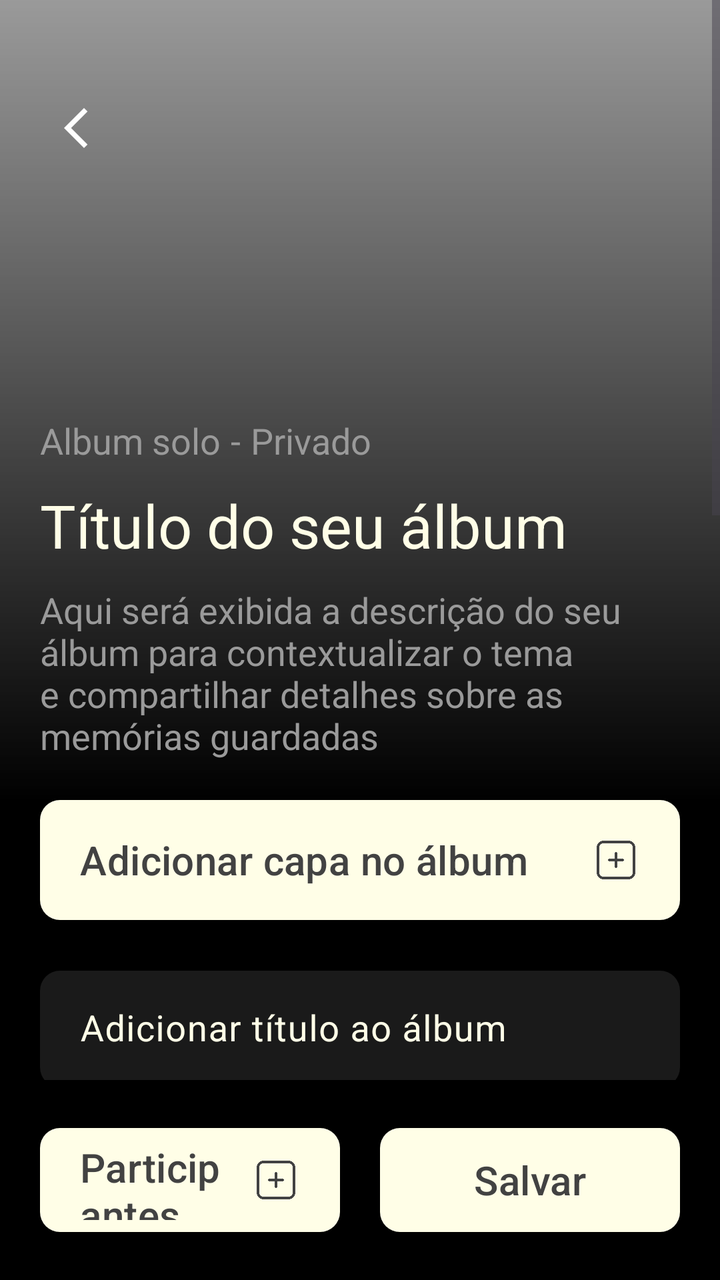
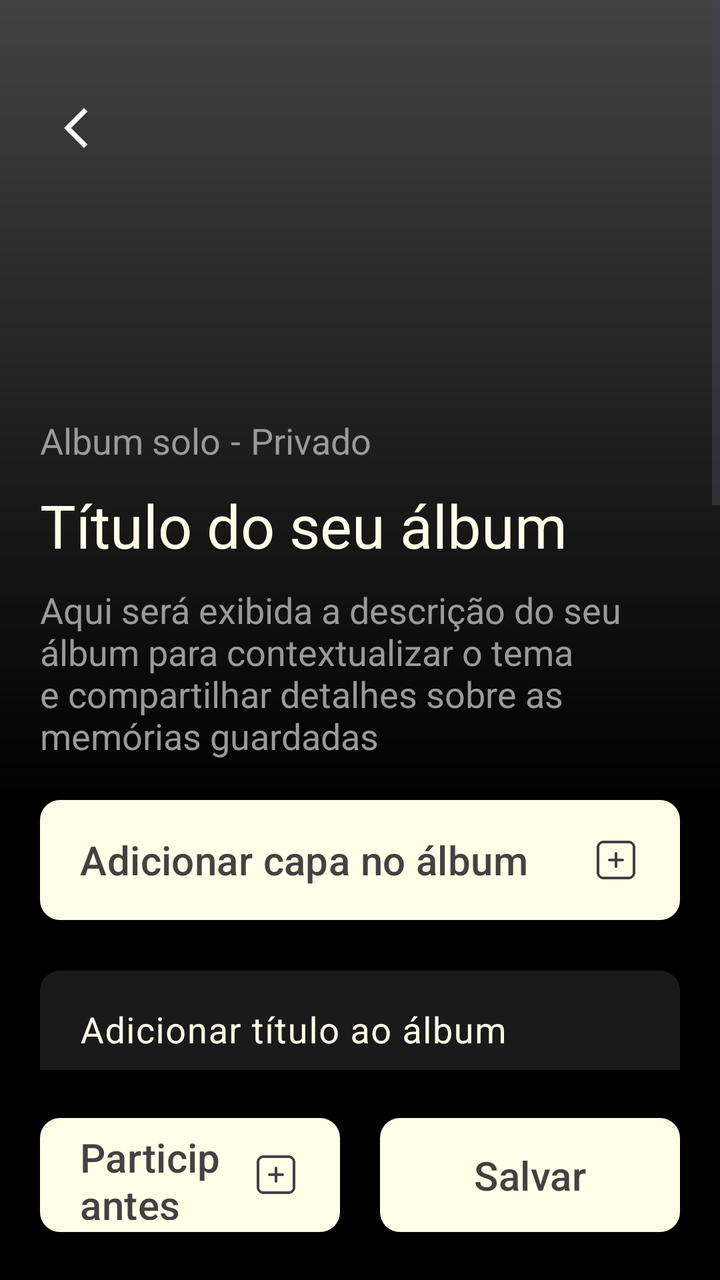

Screens rendered from an Android XML layout before and after an edit, with the pre-edit source and the edit as a unified diff.
<!-- AndroidManifest.xml: application theme Theme.Monaly -->
<!-- res/layout/fragment_create_album.xml -->
<?xml version="1.0" encoding="utf-8"?>
<androidx.constraintlayout.widget.ConstraintLayout xmlns:android="http://schemas.android.com/apk/res/android"
    xmlns:app="http://schemas.android.com/apk/res-auto"
    xmlns:tools="http://schemas.android.com/tools"
    android:layout_width="match_parent"
    android:layout_height="match_parent"
    android:background="#000000">

    <com.google.android.material.button.MaterialButton
        android:id="@+id/buttomSaveAlbum"
        android:layout_width="150dp"
        android:layout_height="60dp"
        android:layout_marginEnd="20dp"
        android:layout_marginBottom="20dp"
        android:layout_weight="1"
        android:text="@string/create_album_button_save"
        android:textAllCaps="false"
        android:textColor="@color/gray_dark"
        android:textSize="20sp"
        app:backgroundTint="@color/bage_neutral"
        app:cornerRadius="10dp"
        app:layout_constraintBottom_toBottomOf="parent"
        app:layout_constraintEnd_toEndOf="parent" />

    <com.google.android.material.button.MaterialButton
        android:id="@+id/buttomAddParticipants"
        android:layout_width="0dp"
        android:layout_height="60dp"
        android:layout_marginStart="20dp"
        android:layout_marginEnd="20dp"
        android:layout_marginBottom="20dp"
        android:layout_weight="1"
        android:gravity="start|center_vertical"
        android:paddingStart="20dp"
        android:paddingEnd="20dp"
        android:text="@string/create_album_button_add_participants"
        android:textAllCaps="false"
        android:textColor="@color/gray_dark"
        android:textSize="20sp"
        app:backgroundTint="@color/bage_neutral"
        app:cornerRadius="10dp"
        app:icon="@drawable/ic_add_gray_dark"
        app:iconGravity="end"
        app:iconSize="24dp"
        app:iconTint="@null"
        app:layout_constraintBottom_toBottomOf="parent"
        app:layout_constraintEnd_toStartOf="@+id/buttomSaveAlbum"
        app:layout_constraintStart_toStartOf="parent" />

    <ScrollView
        android:id="@+id/scrollForm"
        android:layout_width="match_parent"
        android:layout_height="0dp"
        android:layout_marginBottom="20dp"
        android:fillViewport="true"
        app:layout_constraintBottom_toTopOf="@+id/buttomAddParticipants"
        app:layout_constraintEnd_toEndOf="parent"
        app:layout_constraintStart_toStartOf="parent"
        app:layout_constraintTop_toTopOf="parent">

        <androidx.constraintlayout.widget.ConstraintLayout
            android:layout_width="match_parent"
            android:layout_height="wrap_content"
            android:paddingBottom="20dp">

            <ImageView
                android:id="@+id/ivCoverPhoto"
                android:layout_width="0dp"
                android:layout_height="400dp"
                android:background="@color/gray_medium"
                android:scaleType="centerCrop"
                app:layout_constraintEnd_toEndOf="parent"
                app:layout_constraintStart_toStartOf="parent"
                app:layout_constraintTop_toTopOf="parent" />

            <ImageView
                android:id="@+id/imageGradientEffect"
                android:layout_width="0dp"
                android:layout_height="0dp"
                app:layout_constraintBottom_toBottomOf="@+id/ivCoverPhoto"
                app:layout_constraintEnd_toEndOf="parent"
                app:layout_constraintHorizontal_bias="0.0"
                app:layout_constraintStart_toStartOf="parent"
                app:layout_constraintTop_toTopOf="parent"
                app:srcCompat="@drawable/bg_gradient_black" />

            <ImageView
                android:id="@+id/btnBack"
                android:layout_width="48dp"
                android:layout_height="48dp"
                android:layout_marginStart="20dp"
                android:layout_marginTop="40dp"
                android:padding="12dp"
                android:src="@drawable/icon_arrow_back_ios"
                app:layout_constraintStart_toStartOf="parent"
                app:layout_constraintTop_toTopOf="parent"
                app:tint="#FFFFFF" />

            <com.google.android.material.button.MaterialButton
                android:id="@+id/buttonAddNewAlbum"
                android:layout_width="0dp"
                android:layout_height="60dp"
                android:layout_marginStart="20dp"
                android:layout_marginEnd="20dp"
                android:background="@drawable/drawable_background_button_gray_dark_10_dp"
                android:gravity="start|center_vertical"
                android:paddingStart="20dp"
                android:paddingEnd="20dp"
                android:text="@string/create_album_button_add_cover"
                android:textAllCaps="false"
                android:textColor="@color/gray_dark"
                android:textSize="20sp"
                app:backgroundTint="@color/bage_neutral"
                app:icon="@drawable/ic_add_gray_dark"
                app:iconGravity="end"
                app:iconSize="24dp"
                app:iconTint="@null"
                app:layout_constraintEnd_toEndOf="parent"
                app:layout_constraintHorizontal_bias="0.0"
                app:layout_constraintStart_toStartOf="parent"
                app:layout_constraintTop_toBottomOf="@+id/ivCoverPhoto" />

            <com.google.android.material.textfield.TextInputLayout
                android:id="@+id/TitleField"
                android:layout_width="match_parent"
                android:layout_height="wrap_content"
                android:layout_marginStart="20dp"
                android:layout_marginTop="20dp"
                android:layout_marginEnd="20dp"
                android:textColorHint="@color/bage_neutral"
                app:counterEnabled="true"
                app:counterMaxLength="50"
                app:counterTextColor="@color/bage_neutral"
                app:hintTextColor="@color/bage_neutral"
                app:layout_constraintEnd_toEndOf="parent"
                app:layout_constraintHorizontal_bias="0.0"
                app:layout_constraintStart_toStartOf="parent"
                app:layout_constraintTop_toBottomOf="@+id/buttonAddNewAlbum">

                <com.google.android.material.textfield.TextInputEditText
                    android:id="@+id/EditTitleField"
                    android:layout_width="match_parent"
                    android:layout_height="wrap_content"
                    android:background="@drawable/drawable_background_button_gray_deep_10_dp"
                    android:hint="@string/create_album_hint_title"
                    android:maxLength="50"
                    android:paddingStart="20dp"
                    android:paddingEnd="20dp"
                    android:textColor="@color/bage_neutral"
                    android:textSize="18sp"
                    android:inputType="textMultiLine|textCapSentences"
                    android:maxLines="1"
                    android:imeOptions="actionNext" />

            </com.google.android.material.textfield.TextInputLayout>

            <com.google.android.material.textfield.TextInputLayout
                android:id="@+id/DescriptionField"
                android:layout_width="match_parent"
                android:layout_height="wrap_content"
                android:layout_marginStart="20dp"
                android:layout_marginEnd="20dp"
                android:textColorHint="@color/bage_neutral"
                app:counterEnabled="true"
                app:counterMaxLength="350"
                app:counterTextColor="@color/bage_neutral"
                app:hintTextColor="@color/bage_neutral"
                app:layout_constraintEnd_toEndOf="parent"
                app:layout_constraintStart_toStartOf="parent"
                app:layout_constraintTop_toBottomOf="@+id/TitleField">

                <com.google.android.material.textfield.TextInputEditText
                    android:id="@+id/EditDescriptionField"
                    android:layout_width="match_parent"
                    android:layout_height="250dp"
                    android:background="@drawable/drawable_background_button_gray_deep_10_dp"
                    android:gravity="top|start"
                    android:hint="@string/create_album_hint_description"
                    android:maxLength="350"
                    android:paddingStart="20dp"
                    android:paddingEnd="20dp"
                    android:textColor="@color/gray_medium"
                    android:textSize="18sp"
                    android:inputType="textMultiLine|textCapSentences"
                    android:imeOptions="actionDone" />

            </com.google.android.material.textfield.TextInputLayout>

            <androidx.cardview.widget.CardView
                android:id="@+id/cvParticipantsMock"
                android:layout_width="match_parent"
                android:layout_height="wrap_content"
                android:layout_marginStart="20dp"
                android:layout_marginTop="5dp"
                android:layout_marginEnd="20dp"
                app:cardBackgroundColor="#262626"
                app:cardCornerRadius="10dp"
                app:cardElevation="0dp"
                app:layout_constraintEnd_toEndOf="parent"
                app:layout_constraintStart_toStartOf="parent"
                app:layout_constraintTop_toBottomOf="@+id/DescriptionField">

                <LinearLayout
                    android:background="@color/gray_deep"
                    android:layout_width="match_parent"
                    android:layout_height="wrap_content"
                    android:orientation="vertical"
                    android:padding="20dp">

                    <TextView
                        android:layout_width="wrap_content"
                        android:layout_height="wrap_content"
                        android:layout_marginBottom="30dp"
                        android:text="@string/create_album_participants_title"
                        android:textColor="@color/bage_neutral"
                        android:textSize="18sp" />

                    <LinearLayout
                        android:layout_width="match_parent"
                        android:layout_height="wrap_content"
                        android:orientation="horizontal">

                        <ImageView
                            android:layout_width="40dp"
                            android:layout_height="40dp"
                            android:layout_marginEnd="15dp"
                            android:background="@drawable/drawable_background_button_gray_deep_10_dp"
                            android:src="@drawable/ic_profile_bage_neutral" />

                        <ImageView
                            android:layout_width="40dp"
                            android:layout_height="40dp"
                            android:layout_marginEnd="15dp"
                            android:background="@drawable/drawable_background_button_gray_deep_10_dp"
                            android:src="@drawable/ic_profile_bage_neutral" />

                        <TextView
                            android:layout_width="40dp"
                            android:layout_height="40dp"
                            android:background="@drawable/drawable_background_button_gray_deep_10_dp"
                            android:gravity="center"
                            android:text="..."
                            android:textColor="@color/bage_neutral"
                            android:textSize="18sp"
                            android:textStyle="bold" />

                    </LinearLayout>

                </LinearLayout>

            </androidx.cardview.widget.CardView>

            <com.google.android.material.switchmaterial.SwitchMaterial
                android:id="@+id/switchPublic"
                android:layout_width="match_parent"
                android:layout_height="wrap_content"
                android:layout_marginStart="30dp"
                android:layout_marginTop="20dp"
                android:layout_marginEnd="30dp"
                android:text="@string/create_album_switch_public"
                android:textColor="@color/bage_neutral"
                android:textSize="16sp"
                app:layout_constraintEnd_toEndOf="parent"
                app:layout_constraintStart_toStartOf="parent"
                app:layout_constraintTop_toBottomOf="@+id/cvParticipantsMock" />

            <com.google.android.material.switchmaterial.SwitchMaterial
                android:id="@+id/switchDownload"
                android:layout_width="match_parent"
                android:layout_height="wrap_content"
                android:layout_marginStart="30dp"
                android:layout_marginTop="16dp"
                android:layout_marginEnd="30dp"
                android:text="@string/create_album_switch_download"
                android:textColor="@color/bage_neutral"
                android:textSize="16sp"
                app:layout_constraintEnd_toEndOf="parent"
                app:layout_constraintStart_toStartOf="parent"
                app:layout_constraintTop_toBottomOf="@+id/switchPublic" />

            <TextView
                android:id="@+id/textView3"
                android:layout_width="0dp"
                android:layout_height="wrap_content"
                android:layout_marginStart="20dp"
                android:layout_marginEnd="20dp"
                android:layout_marginBottom="20dp"
                android:text="@string/create_album_description_field"
                android:textColor="@color/gray_medium"
                android:textSize="18sp"
                app:layout_constraintBottom_toBottomOf="@+id/ivCoverPhoto"
                app:layout_constraintEnd_toEndOf="parent"
                app:layout_constraintStart_toStartOf="@+id/ivCoverPhoto" />

            <TextView
                android:id="@+id/textView6"
                android:layout_width="wrap_content"
                android:layout_height="wrap_content"
                android:layout_marginStart="20dp"
                android:layout_marginBottom="10dp"
                android:text="@string/create_album_title_field"
                android:textColor="@color/bage_neutral"
                android:textSize="30sp"
                app:layout_constraintBottom_toTopOf="@+id/textView3"
                app:layout_constraintStart_toStartOf="parent" />

            <TextView
                android:id="@+id/textView7"
                android:layout_width="wrap_content"
                android:layout_height="wrap_content"
                android:layout_marginStart="20dp"
                android:layout_marginBottom="10dp"
                android:text="@string/create_album_status_solo_shared"
                android:textColor="@color/gray_medium"
                android:textSize="18sp"
                app:layout_constraintBottom_toTopOf="@+id/textView6"
                app:layout_constraintStart_toStartOf="parent" />

            <TextView
                android:id="@+id/textView8"
                android:layout_width="wrap_content"
                android:layout_height="wrap_content"
                android:layout_marginStart="5dp"
                android:layout_marginBottom="10dp"
                android:text="@string/create_album_space"
                android:textColor="@color/gray_medium"
                android:textSize="18sp"
                app:layout_constraintBottom_toTopOf="@+id/textView6"
                app:layout_constraintStart_toEndOf="@+id/textView7" />

            <TextView
                android:id="@+id/textView9"
                android:layout_width="wrap_content"
                android:layout_height="wrap_content"
                android:layout_marginStart="5dp"
                android:layout_marginBottom="10dp"
                android:text="@string/create_album_status_private_public"
                android:textColor="@color/gray_medium"
                android:textSize="18sp"
                app:layout_constraintBottom_toTopOf="@+id/textView6"
                app:layout_constraintStart_toEndOf="@+id/textView8" />

        </androidx.constraintlayout.widget.ConstraintLayout>

    </ScrollView>

</androidx.constraintlayout.widget.ConstraintLayout>
<!-- resources referenced by this layout -->
<resources>
  <color name="bage_neutral">#fffee7</color>
  <color name="gray_dark">#424242</color>
  <color name="gray_deep">#1A1A1A</color>
  <color name="gray_medium">#9A9A9A</color>
  <!-- drawable bg_gradient_black (drawable) -->
  <?xml version="1.0" encoding="utf-8"?>
  <shape xmlns:android="http://schemas.android.com/apk/res/android"
  
      android:shape="rectangle">
  
      <gradient
  
          android:angle="90"
          android:startColor="@color/black"
          android:endColor="#00000000"
          android:type="linear"/>
  
  </shape>
  <!-- drawable drawable_background_button_gray_dark_10_dp (drawable) -->
  <?xml version="1.0" encoding="utf-8"?>
  <shape xmlns:android="http://schemas.android.com/apk/res/android">
  
      <corners android:radius="10dp"/>
      <solid android:color="@color/gray_dark"/>
  
  </shape>
  <!-- drawable drawable_background_button_gray_deep_10_dp (drawable) -->
  <?xml version="1.0" encoding="utf-8"?>
  <shape xmlns:android="http://schemas.android.com/apk/res/android">
  
      <solid android:color="@color/gray_deep"/>
      <corners android:radius="10dp"/>
  
  </shape>
  <!-- drawable ic_add_gray_dark: png bitmap (drawable, 1667 bytes) -->
  <!-- drawable ic_profile_bage_neutral: png bitmap (drawable, 1723 bytes) -->
  <!-- drawable icon_arrow_back_ios (drawable) -->
  <vector xmlns:android="http://schemas.android.com/apk/res/android" android:autoMirrored="true" android:height="24dp" android:tint="#FFFAC9" android:viewportHeight="960" android:viewportWidth="960" android:width="24dp">
        
      <path android:fillColor="@android:color/white" android:pathData="M400,880L0,480L400,80L471,151L142,480L471,809L400,880Z"/>
      
  </vector>
  <string name="create_album_button_add_cover">Adicionar capa no álbum</string>
  <string name="create_album_button_add_participants">Participantes</string>
  <string name="create_album_button_save">Salvar</string>
  <string name="create_album_description_field">Aqui será exibida a descrição do seu álbum para contextualizar o tema e compartilhar detalhes sobre as memórias guardadas</string>
  <string name="create_album_hint_description">Adicionar descrição ao álbum</string>
  <string name="create_album_hint_title">Adicionar título ao álbum</string>
  <string name="create_album_participants_title">Participantes</string>
  <string name="create_album_space"> - </string>
  <string name="create_album_status_private_public">Privado</string>
  <string name="create_album_status_solo_shared">Album solo</string>
  <string name="create_album_switch_download">Permitir download de mídias</string>
  <string name="create_album_switch_public">Álbum público</string>
  <string name="create_album_title_field">Título do seu álbum</string>
  <style name="Theme.Monaly" parent="Base.Theme.Monaly" />
  <color name="black">#000000</color>
  <style name="Base.Theme.Monaly" parent="Theme.Material3.DayNight.NoActionBar">
  
          <item name="android:navigationBarColor">@color/black</item>
  
      </style>
</resources>

<!-- the commit's change to res/layout/fragment_create_album.xml (unified diff, before → after) -->
@@ -9,7 +9,7 @@
     <com.google.android.material.button.MaterialButton
         android:id="@+id/buttomSaveAlbum"
         android:layout_width="150dp"
-        android:layout_height="60dp"
+        android:layout_height="65dp"
         android:layout_marginEnd="20dp"
         android:layout_marginBottom="20dp"
         android:layout_weight="1"
@@ -25,7 +25,7 @@
     <com.google.android.material.button.MaterialButton
         android:id="@+id/buttomAddParticipants"
         android:layout_width="0dp"
-        android:layout_height="60dp"
+        android:layout_height="65dp"
         android:layout_marginStart="20dp"
         android:layout_marginEnd="20dp"
         android:layout_marginBottom="20dp"
@@ -67,7 +67,7 @@
                 android:id="@+id/ivCoverPhoto"
                 android:layout_width="0dp"
                 android:layout_height="400dp"
-                android:background="@color/gray_medium"
+                android:background="@color/gray_dark"
                 android:scaleType="centerCrop"
                 app:layout_constraintEnd_toEndOf="parent"
                 app:layout_constraintStart_toStartOf="parent"
@@ -140,17 +140,17 @@
                 <com.google.android.material.textfield.TextInputEditText
                     android:id="@+id/EditTitleField"
                     android:layout_width="match_parent"
-                    android:layout_height="wrap_content"
+                    android:layout_height="60dp"
                     android:background="@drawable/drawable_background_button_gray_deep_10_dp"
                     android:hint="@string/create_album_hint_title"
+                    android:imeOptions="actionNext"
+                    android:inputType="textMultiLine|textCapSentences"
                     android:maxLength="50"
+                    android:maxLines="1"
                     android:paddingStart="20dp"
                     android:paddingEnd="20dp"
                     android:textColor="@color/bage_neutral"
-                    android:textSize="18sp"
-                    android:inputType="textMultiLine|textCapSentences"
-                    android:maxLines="1"
-                    android:imeOptions="actionNext" />
+                    android:textSize="18sp" />
 
             </com.google.android.material.textfield.TextInputLayout>
 
